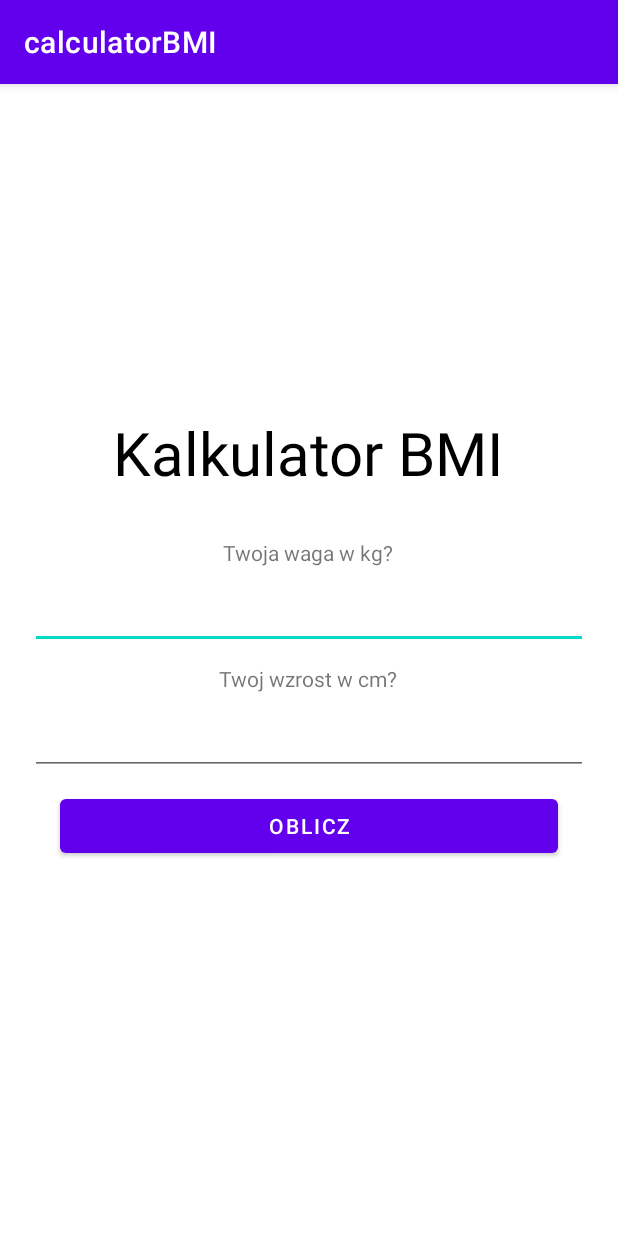
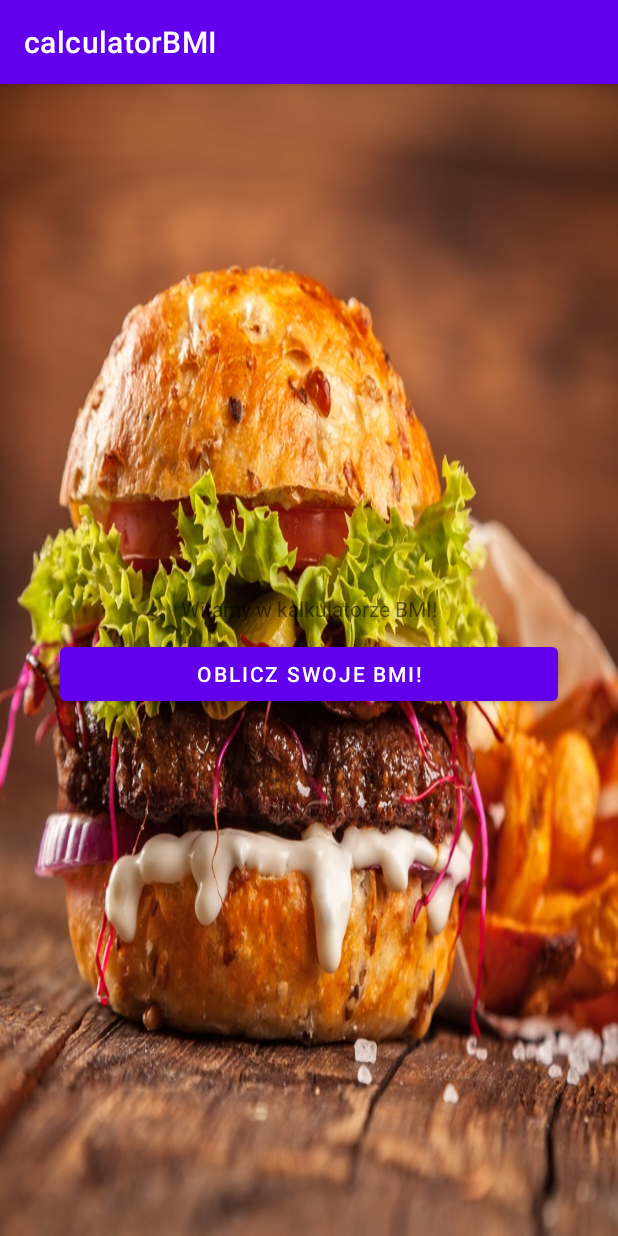
Before and after one commit to wszwszwsz/Pamo2022, an Android app: the screen it shows after launch (MainActivity), on a phone screen of 412 x 824 dp. Run offline under Robolectric (Android 15) with nearby library versions, the phone set to English and light mode, and no system bars.

Commit message:
Cwiczenie 2 dodane

```diff
--- a/app/src/main/AndroidManifest.xml
+++ b/app/src/main/AndroidManifest.xml
@@ -10,6 +10,9 @@
         android:supportsRtl="true"
         android:theme="@style/Theme.CalculatorBMI">
         <activity
+            android:name=".Activity2"
+            android:exported="false" />
+        <activity
             android:name=".MainActivity"
             android:exported="true">
             <intent-filter>
--- a/app/src/main/java/com/example/calculatorBMI/MainActivity.java
+++ b/app/src/main/java/com/example/calculatorBMI/MainActivity.java
@@ -7,34 +7,33 @@ package com.example.calculatorBMI;
 
 import androidx.appcompat.app.AppCompatActivity;
 
+import android.content.Intent;
 import android.os.Bundle;
 import android.view.View;
-import android.widget.EditText;
-import android.widget.TextView;
+import android.widget.Button;
+
 
 public class MainActivity extends AppCompatActivity {
+    private Button activity2;
 
-    EditText weight, height;
-    TextView result;
-    String calculation, BMIresult;
 
     @Override
     protected void onCreate(Bundle savedInstanceState) {
         super.onCreate(savedInstanceState);
         setContentView(R.layout.activity_main);
 
-        weight = findViewById(R.id.weight);
-        height = findViewById(R.id.height);
-        result = findViewById(R.id.result);
+        activity2 = (Button) findViewById(R.id.button);
+
+        activity2.setOnClickListener(new View.OnClickListener() {
+            @Override
+            public void onClick(View v) {
+                openActivity2();
+            }
+        });
+    }
+    public void openActivity2(){
+        Intent intent = new Intent(this, Activity2.class);
+        startActivity(intent);
     }
 
-    public void calculateBMI(View view) {
-        String heightStr = height.getText().toString();
-        String weightStr = weight.getText().toString();
-        float heightValue = Float.parseFloat(heightStr) / 100;
-        float weightValue = Float.parseFloat(weightStr);
-        float bmi = weightValue / (heightValue * heightValue);
-        calculation = "Twoje bmi = " + bmi;
-        result.setText(calculation);
-    }
 }
--- a/app/src/main/res/layout/activity_main.xml
+++ b/app/src/main/res/layout/activity_main.xml
@@ -6,62 +6,21 @@
     android:orientation="vertical"
     android:gravity="center"
     android:layout_height="match_parent"
+    android:background="@drawable/burger"
     tools:context=".MainActivity">
 
     <TextView
         android:layout_width="wrap_content"
         android:layout_height="wrap_content"
-        android:layout_marginVertical="20dp"
-        android:text="Kalkulator BMI"
-        android:textColor="@color/black"
-        android:textSize="40sp" />
+        android:text="Witamy w kalkulatorze BMI!"
+        />
 
-    <TextView
-        android:layout_width="wrap_content"
-        android:layout_height="wrap_content"
-        android:text="Twoja waga w kg?"
-        android:layout_marginHorizontal="40dp"
-        android:layout_marginVertical="10dp"
-        />
-    <EditText
-        android:id="@+id/weight"
-        android:layout_width="match_parent"
-        android:layout_height="wrap_content"
-        android:layout_marginHorizontal="20dp"
-        android:padding="10dp"
-        android:inputType="numberDecimal"
-        />
-    <TextView
-        android:layout_width="wrap_content"
-        android:layout_height="wrap_content"
-        android:text="Twoj wzrost w cm?"
-        android:layout_marginHorizontal="40dp"
-        android:layout_marginVertical="10dp"
-        />
-    <EditText
-        android:id="@+id/height"
-        android:layout_width="match_parent"
-        android:layout_height="wrap_content"
-        android:layout_marginHorizontal="20dp"
-        android:padding="10dp"
-        android:inputType="numberDecimal"
-        />
     <Button
-        android:id="@+id/calc"
+        android:id="@+id/button"
         android:layout_width="match_parent"
         android:layout_height="wrap_content"
         android:layout_marginHorizontal="40dp"
         android:layout_marginVertical="10dp"
-        android:text="Oblicz"
-        android:onClick="calculateBMI"
-
-        />
-    <TextView
-        android:id="@+id/result"
-        android:layout_width="wrap_content"
-        android:layout_height="wrap_content"
-        android:textAlignment="center"
-        android:textSize="30sp"
-        />
+        android:text="Oblicz swoje BMI!" />
 
 </LinearLayout>
```
Also changed, not shown: app/src/main/java/com/example/calculatorBMI/Activity2.java (added, +62 -0 lines), app/src/main/res/layout/activity_2.xml (added, +84 -0 lines), app/src/main/res/drawable/burger.jpeg (added).
